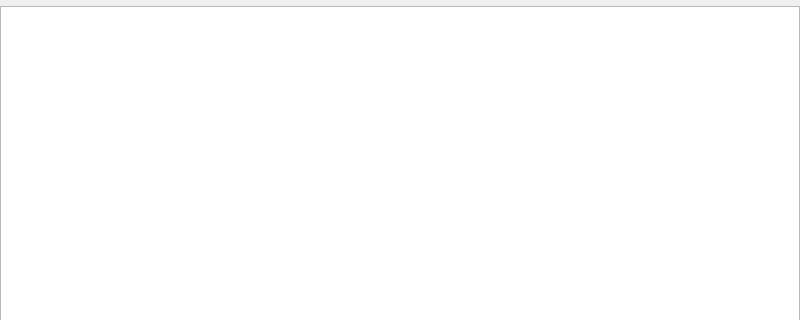
Before: the Qt Designer form src/ui/itemlist.ui in twidi/GRead, drawn with Qt 5; both pictures show x 0 to 800 and y 0 to 320 of the 800 by 480 pixel window.
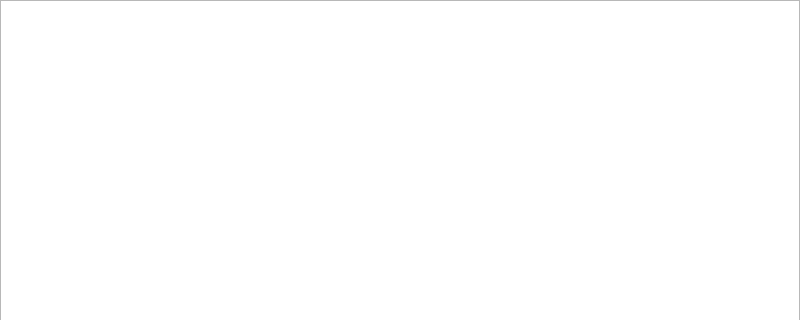
After: the same form once the commit is applied.

The edit to the form file:
```diff
--- a/src/ui/itemlist.ui
+++ b/src/ui/itemlist.ui
@@ -15,6 +15,9 @@
   </property>
   <widget class="QWidget" name="centralWidget">
    <layout class="QVBoxLayout" name="verticalLayout">
+    <property name="spacing">
+     <number>0</number>
+    </property>
     <property name="margin">
      <number>0</number>
     </property>
```
Left out of the diff: 6 changed lines with no effect on the pictures.
